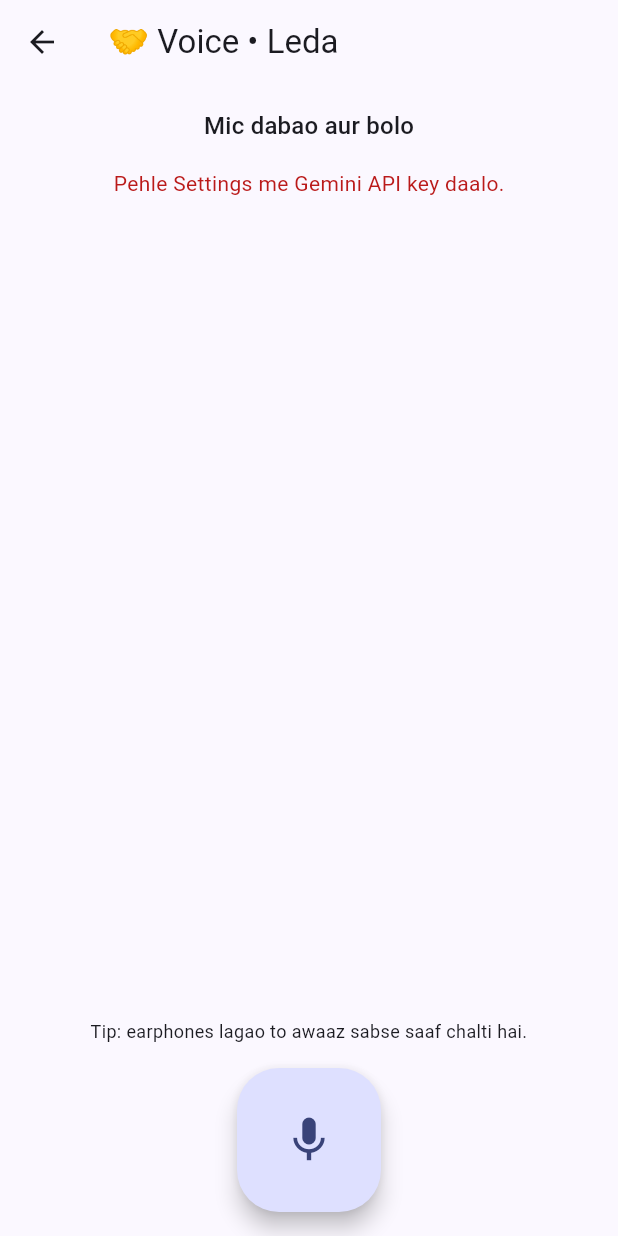
After one commit to raajguru851-lang/Zoya-, a Flutter app: the VoiceScreen screen opened by its route, after a tap on the "mic" icon, on a phone screen of 412 x 824 dp. The commit adds this screen. Run offline on Flutter 3.47's test engine with Material 3 defaults, Android fonts, the phone set to English and light mode, and no system bars; our stand-ins replace shared_preferences; missing offline and left inert: flutter_pcm_sound, record; accounts and stored records are empty.

Commit message:
Voice + Phone Control

```diff
--- a/lib/core/routes.dart
+++ b/lib/core/routes.dart
@@ -3,17 +3,20 @@ import '../features/home/home_screen.dart';
 import '../features/chat/chat_screen.dart';
 import '../features/modes/modes_screen.dart';
 import '../features/settings/settings_screen.dart';
+import '../features/voice/voice_screen.dart';
 
 /// Naya screen add karna ho to yahan ek route jodo.
 class AppRoutes {
   static const home = '/';
   static const chat = '/chat';
+  static const voice = '/voice';
   static const modes = '/modes';
   static const settings = '/settings';
 
   static final Map<String, WidgetBuilder> routes = {
     home: (_) => const HomeScreen(),
     chat: (_) => const ChatScreen(),
+    voice: (_) => const VoiceScreen(),
     modes: (_) => const ModesScreen(),
     settings: (_) => const SettingsScreen(),
   };
--- a/lib/features/home/home_screen.dart
+++ b/lib/features/home/home_screen.dart
@@ -10,6 +10,7 @@ class HomeScreen extends StatelessWidget {
   Widget build(BuildContext context) {
     final features = <_Feature>[
       _Feature('Chat', Icons.chat_bubble_outline, AppRoutes.chat),
+      _Feature('Voice (Zoya se bolkar baat)', Icons.mic_none, AppRoutes.voice),
       _Feature('Modes', Icons.face_outlined, AppRoutes.modes),
       _Feature('Settings', Icons.settings_outlined, AppRoutes.settings),
       // Naye features yahan add honge
--- /dev/null
+++ b/lib/features/voice/voice_screen.dart
@@ -0,0 +1,170 @@
+import 'package:flutter/material.dart';
+import '../../services/live_service.dart';
+import '../../services/settings_service.dart';
+import '../modes/modes.dart';
+
+class _Line {
+  final String text;
+  final bool isUser;
+  _Line(this.text, this.isUser);
+}
+
+class VoiceScreen extends StatefulWidget {
+  const VoiceScreen({super.key});
+
+  @override
+  State<VoiceScreen> createState() => _VoiceScreenState();
+}
+
+class _VoiceScreenState extends State<VoiceScreen> {
+  final _live = LiveService();
+  LiveState _state = LiveState.idle;
+  AssistantMode _mode = Modes.all.first;
+  String? _error;
+  String _userBuf = '';
+  String _zoyaBuf = '';
+  final List<_Line> _lines = [];
+
+  @override
+  void initState() {
+    super.initState();
+    SettingsService().getMode().then((id) {
+      if (mounted) setState(() => _mode = Modes.byId(id));
+    });
+
+    _live.onState = (s) {
+      if (mounted) setState(() => _state = s);
+    };
+    _live.onTranscript = (text, isUser) {
+      if (!mounted) return;
+      setState(() {
+        if (isUser) {
+          _userBuf += text;
+        } else {
+          _zoyaBuf += text;
+        }
+      });
+    };
+    _live.onTurnComplete = () {
+      if (!mounted) return;
+      setState(() {
+        if (_userBuf.trim().isNotEmpty) _lines.add(_Line(_userBuf.trim(), true));
+        if (_zoyaBuf.trim().isNotEmpty) _lines.add(_Line(_zoyaBuf.trim(), false));
+        _userBuf = '';
+        _zoyaBuf = '';
+      });
+    };
+    _live.onError = (msg) {
+      if (!mounted) return;
+      setState(() {
+        _error = msg;
+        _state = LiveState.idle;
+      });
+    };
+  }
+
+  @override
+  void dispose() {
+    _live.onState = null;
+    _live.onTranscript = null;
+    _live.onTurnComplete = null;
+    _live.onError = null;
+    _live.stop();
+    super.dispose();
+  }
+
+  Future<void> _toggle() async {
+    if (_state == LiveState.idle) {
+      setState(() => _error = null);
+      await _live.start();
+    } else {
+      await _live.stop();
+    }
+  }
+
+  String get _statusText {
+    switch (_state) {
+      case LiveState.idle:
+        return 'Mic dabao aur bolo';
+      case LiveState.connecting:
+        return 'Connect ho raha hai...';
+      case LiveState.listening:
+        return 'Sun rahi hoon... bolo';
+      case LiveState.speaking:
+        return 'Zoya bol rahi hai...';
+    }
+  }
+
+  @override
+  Widget build(BuildContext context) {
+    final cs = Theme.of(context).colorScheme;
+    final active = _state != LiveState.idle;
+    final all = [
+      ..._lines,
+      if (_userBuf.trim().isNotEmpty) _Line(_userBuf.trim(), true),
+      if (_zoyaBuf.trim().isNotEmpty) _Line(_zoyaBuf.trim(), false),
+    ];
+
+    return Scaffold(
+      appBar: AppBar(title: Text('${_mode.emoji} Voice • ${LiveService.voiceName}')),
+      body: Column(
+        children: [
+          Padding(
+            padding: const EdgeInsets.all(16),
+            child: Text(_statusText,
+                style: Theme.of(context).textTheme.titleMedium),
+          ),
+          if (_error != null)
+            Padding(
+              padding: const EdgeInsets.symmetric(horizontal: 16),
+              child: Text(_error!, style: TextStyle(color: cs.error)),
+            ),
+          Expanded(
+            child: ListView.builder(
+              padding: const EdgeInsets.all(12),
+              itemCount: all.length,
+              itemBuilder: (_, i) {
+                final l = all[i];
+                return Align(
+                  alignment:
+                      l.isUser ? Alignment.centerRight : Alignment.centerLeft,
+                  child: Container(
+                    margin: const EdgeInsets.symmetric(vertical: 4),
+                    padding: const EdgeInsets.symmetric(
+                        horizontal: 14, vertical: 10),
+                    constraints: BoxConstraints(
+                        maxWidth: MediaQuery.of(context).size.width * 0.8),
+                    decoration: BoxDecoration(
+                      color: l.isUser
+                          ? cs.primaryContainer
+                          : cs.surfaceContainerHighest,
+                      borderRadius: BorderRadius.circular(16),
+                    ),
+                    child: Text(l.text),
+                  ),
+                );
+              },
+            ),
+          ),
+          const Padding(
+            padding: EdgeInsets.symmetric(horizontal: 16),
+            child: Text(
+              'Tip: earphones lagao to awaaz sabse saaf chalti hai.',
+              style: TextStyle(fontSize: 12),
+              textAlign: TextAlign.center,
+            ),
+          ),
+          SafeArea(
+            child: Padding(
+              padding: const EdgeInsets.all(16),
+              child: FloatingActionButton.large(
+                onPressed: _toggle,
+                child: Icon(active ? Icons.stop : Icons.mic),
+              ),
+            ),
+          ),
+        ],
+      ),
+    );
+  }
+}
--- /dev/null
+++ b/lib/services/live_service.dart
@@ -0,0 +1,241 @@
+import 'dart:async';
+import 'dart:convert';
+import 'dart:typed_data';
+import 'package:flutter_pcm_sound/flutter_pcm_sound.dart';
+import 'package:record/record.dart';
+import 'package:web_socket_channel/web_socket_channel.dart';
+import '../features/modes/modes.dart';
+import 'assistant_service.dart';
+import 'settings_service.dart';
+
+enum LiveState { idle, connecting, listening, speaking }
+
+/// Gemini Live (gemini-3.8-live) se awaaz me baat karne ka kaam.
+/// Mic (16kHz) -> Gemini, Gemini (24kHz awaaz) -> speaker.
+class LiveService {
+  // Model aur awaaz yahan se badlo.
+  static const model = 'models/gemini-3.8-live';
+  static const voiceName = 'Leda';
+
+  final _settings = SettingsService();
+  final _recorder = AudioRecorder();
+
+  WebSocketChannel? _channel;
+  StreamSubscription? _wsSub;
+  StreamSubscription? _micSub;
+  Timer? _listenTimer;
+
+  bool _active = false;
+  bool _setupDone = false;
+  bool _playerStarted = false;
+  DateTime _speakUntil = DateTime.fromMillisecondsSinceEpoch(0);
+
+  void Function(LiveState state)? onState;
+  void Function(String text, bool isUser)? onTranscript;
+  void Function()? onTurnComplete;
+  void Function(String message)? onError;
+
+  Future<void> start() async {
+    if (_active) return;
+    _active = true;
+    _setupDone = false;
+    _playerStarted = false;
+    onState?.call(LiveState.connecting);
+
+    final key = await _settings.getApiKey();
+    if (key == null || key.isEmpty) {
+      return _fail('Pehle Settings me Gemini API key daalo.');
+    }
+    if (!await _recorder.hasPermission()) {
+      return _fail('Mic ki permission chahiye. Phone Settings se allow karo.');
+    }
+
+    final mode = Modes.byId(await _settings.getMode());
+    final prompt = '${AssistantService.basePrompt}\n\n'
+        'Abhi ka mode: ${mode.name}. ${mode.prompt}\n\n'
+        'Tum awaaz me baat kar rahi ho, isliye chhote, natural, bolchaal '
+        'wale jawab do.';
+
+    try {
+      await FlutterPcmSound.setup(sampleRate: 24000, channelCount: 1);
+
+      final uri = Uri.parse(
+        'wss://generativelanguage.googleapis.com/ws/'
+        'google.ai.generativelanguage.v1alpha.GenerativeService.'
+        'BidiGenerateContent?key=$key',
+      );
+      final ch = WebSocketChannel.connect(uri);
+      _channel = ch;
+      await ch.ready;
+
+      _wsSub = ch.stream.listen(
+        _onMessage,
+        onError: (e) => _fail('Connection me dikkat: $e'),
+        onDone: _onClosed,
+      );
+
+      ch.sink.add(jsonEncode({
+        'setup': {
+          'model': model,
+          'generationConfig': {
+            'responseModalities': ['AUDIO'],
+            'speechConfig': {
+              'voiceConfig': {
+                'prebuiltVoiceConfig': {'voiceName': voiceName}
+              }
+            },
+          },
+          'systemInstruction': {
+            'parts': [
+              {'text': prompt}
+            ]
+          },
+          'inputAudioTranscription': {},
+          'outputAudioTranscription': {},
+        }
+      }));
+    } catch (e) {
+      _fail('Connect nahi ho paya: $e');
+    }
+  }
+
+  Future<void> _onMessage(dynamic raw) async {
+    try {
+      final text = raw is String ? raw : utf8.decode(raw as List<int>);
+      final data = jsonDecode(text) as Map<String, dynamic>;
+
+      if (data.containsKey('setupComplete')) {
+        _setupDone = true;
+        await _startMic();
+        return;
+      }
+
+      if (data['error'] != null) {
+        _fail('Error: ${data['error']}');
+        return;
+      }
+
+      final sc = data['serverContent'];
+      if (sc is! Map) return;
+
+      final turn = sc['modelTurn'];
+      if (turn is Map && turn['parts'] is List) {
+        for (final part in turn['parts']) {
+          final inline = part['inlineData'];
+          if (inline is Map && inline['data'] is String) {
+            await _playChunk(base64Decode(inline['data'] as String));
+          }
+        }
+      }
+
+      final it = sc['inputTranscription'];
+      if (it is Map && it['text'] is String) {
+        onTranscript?.call(it['text'] as String, true);
+      }
+      final ot = sc['outputTranscription'];
+      if (ot is Map && ot['text'] is String) {
+        onTranscript?.call(ot['text'] as String, false);
+      }
+
+      if (sc['turnComplete'] == true) {
+        onTurnComplete?.call();
+        _scheduleListening();
+      }
+    } catch (e) {
+      // Ek kharab message se poora session band nahi karna.
+    }
+  }
+
+  Future<void> _startMic() async {
+    final stream = await _recorder.startStream(const RecordConfig(
+      encoder: AudioEncoder.pcm16bits,
+      sampleRate: 16000,
+      numChannels: 1,
+      echoCancel: true,
+      noiseSuppress: true,
+    ));
+    _micSub = stream.listen((Uint8List chunk) {
+      if (!_setupDone || !_active) return;
+      // Zoya bol rahi ho to mic band rakho (apni awaaz na sune).
+      final until = _speakUntil.add(const Duration(milliseconds: 300));
+      if (DateTime.now().isBefore(until)) return;
+      _channel?.sink.add(jsonEncode({
+        'realtimeInput': {
+          'audio': {
+            'data': base64Encode(chunk),
+            'mimeType': 'audio/pcm;rate=16000',
+          }
+        }
+      }));
+    });
+    onState?.call(LiveState.listening);
+  }
+
+  Future<void> _playChunk(Uint8List bytes) async {
+    final len = bytes.length - (bytes.length % 2);
+    if (len <= 0) return;
+
+    // Is chunk ki awaaz kitni der chalegi (24000 samples/sec * 2 bytes).
+    final now = DateTime.now();
+    final base = _speakUntil.isAfter(now) ? _speakUntil : now;
+    _speakUntil = base.add(Duration(milliseconds: len ~/ 48));
+
+    onState?.call(LiveState.speaking);
+    await FlutterPcmSound.feed(
+      PcmArrayInt16(bytes: ByteData.sublistView(bytes, 0, len)),
+    );
+    if (!_playerStarted) {
+      _playerStarted = true;
+      FlutterPcmSound.start();
+    }
+  }
+
+  void _scheduleListening() {
+    _listenTimer?.cancel();
+    final wait = _speakUntil
+        .add(const Duration(milliseconds: 300))
+        .difference(DateTime.now());
+    _listenTimer = Timer(wait.isNegative ? Duration.zero : wait, () {
+      if (_active) onState?.call(LiveState.listening);
+    });
+  }
+
+  void _onClosed() {
+    if (!_active) return;
+    final reason = _channel?.closeReason;
+    final code = _channel?.closeCode;
+    _fail('Session band ho gaya'
+        '${code != null ? ' (code $code)' : ''}'
+        '${reason != null && reason.isNotEmpty ? ': $reason' : ''}');
+  }
+
+  Future<void> _fail(String message) async {
+    await _teardown();
+    onError?.call(message);
+  }
+
+  Future<void> stop() async {
+    await _teardown();
+    onState?.call(LiveState.idle);
+  }
+
+  Future<void> _teardown() async {
+    _active = false;
+    _setupDone = false;
+    _listenTimer?.cancel();
+    try {
+      await _micSub?.cancel();
+      _micSub = null;
+      if (await _recorder.isRecording()) await _recorder.stop();
+    } catch (_) {}
+    try {
+      await _wsSub?.cancel();
+      _wsSub = null;
+      await _channel?.sink.close();
+      _channel = null;
+    } catch (_) {}
+    try {
+      await FlutterPcmSound.release();
+    } catch (_) {}
+  }
+}
--- a/pubspec.yaml
+++ b/pubspec.yaml
@@ -11,6 +11,9 @@ dependencies:
     sdk: flutter
   http: ^1.2.0
   shared_preferences: ^2.2.0
+  web_socket_channel: ^3.0.0
+  record: ^6.0.0
+  flutter_pcm_sound: ^3.0.0
 
 dev_dependencies:
   flutter_test:
```
Also changed, not shown: 1 other file.
